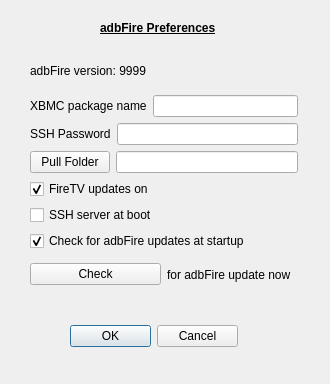
Before: the Qt Designer form preferencesdialog.ui in kbrack1/adbFire, drawn with Qt 5.
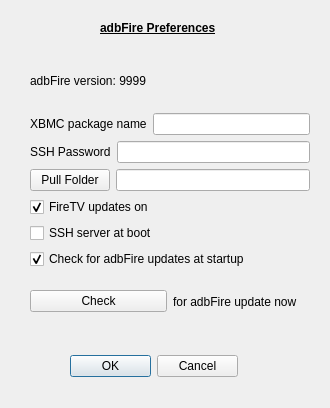
After: the same form once the commit is applied.

```diff
--- a/preferencesdialog.ui
+++ b/preferencesdialog.ui
@@ -7,7 +7,7 @@
     <x>0</x>
     <y>0</y>
     <width>330</width>
-    <height>384</height>
+    <height>408</height>
    </rect>
   </property>
   <property name="windowTitle">
@@ -30,7 +30,7 @@
    <property name="geometry">
     <rect>
      <x>70</x>
-     <y>320</y>
+     <y>350</y>
      <width>168</width>
      <height>32</height>
     </rect>
@@ -56,12 +56,12 @@
    <property name="geometry">
     <rect>
      <x>30</x>
-     <y>53</y>
-     <width>268</width>
-     <height>239</height>
+     <y>54</y>
+     <width>280</width>
+     <height>274</height>
     </rect>
    </property>
-   <layout class="QVBoxLayout" name="verticalLayout_2">
+   <layout class="QVBoxLayout" name="verticalLayout">
     <item>
      <widget class="QLabel" name="versionLabel">
       <property name="text">
@@ -88,7 +88,7 @@
      </layout>
     </item>
     <item>
-     <layout class="QHBoxLayout" name="horizontalLayout_4">
+     <layout class="QHBoxLayout" name="horizontalLayout_3">
       <item>
        <widget class="QLabel" name="label_4">
         <property name="text">
@@ -106,7 +106,7 @@
      </layout>
     </item>
     <item>
-     <layout class="QHBoxLayout" name="horizontalLayout_3">
+     <layout class="QHBoxLayout" name="horizontalLayout_4">
       <item>
        <widget class="QPushButton" name="pfolderButton">
         <property name="toolTip">
@@ -127,8 +127,6 @@
      </layout>
     </item>
     <item>
-     <layout class="QVBoxLayout" name="verticalLayout">
-      <item>
        <widget class="QCheckBox" name="ftvupdatesBox">
         <property name="toolTip">
          <string>&lt;html&gt;&lt;head/&gt;&lt;body&gt;&lt;p&gt;This&lt;span style=&quot; color:#c0c0c0;&quot;/&gt;disables/enables&lt;span style=&quot; color:#c0c0c0;&quot;/&gt;com.amazon.dcp&lt;/p&gt;&lt;/body&gt;&lt;/html&gt;</string>
@@ -166,8 +164,6 @@
          <bool>true</bool>
         </property>
        </widget>
-      </item>
-     </layout>
     </item>
     <item>
      <layout class="QHBoxLayout" name="horizontalLayout_5">
```
Lines whose indentation alone changed are shown as unchanged.
